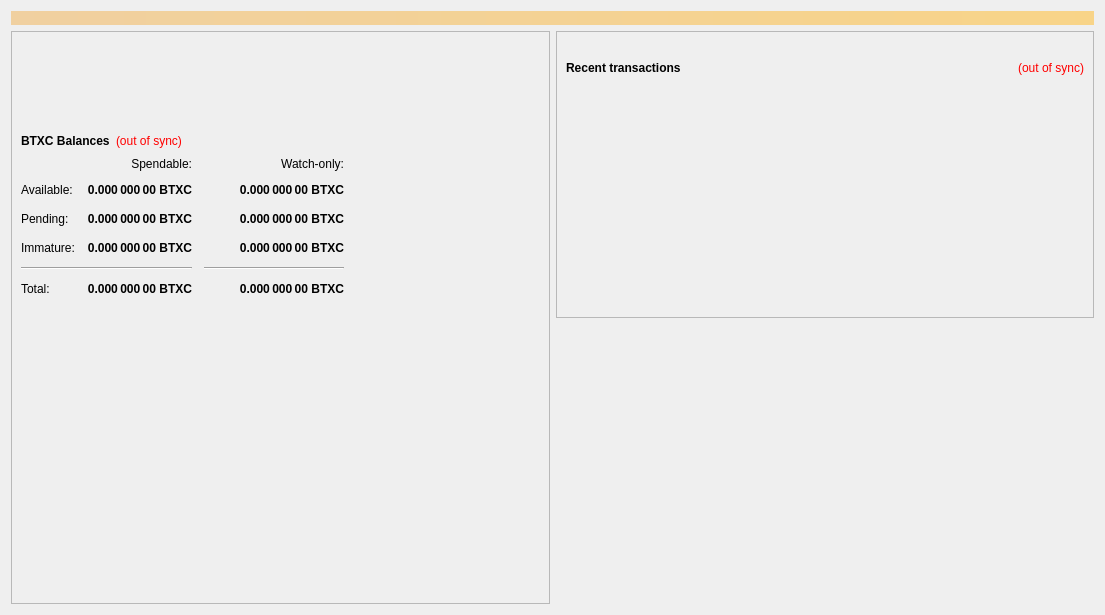
This is src/qt/forms/overviewpage.ui in bettexproject/bettexcoin as Qt 5 draws it before an edit. The edited form follows.
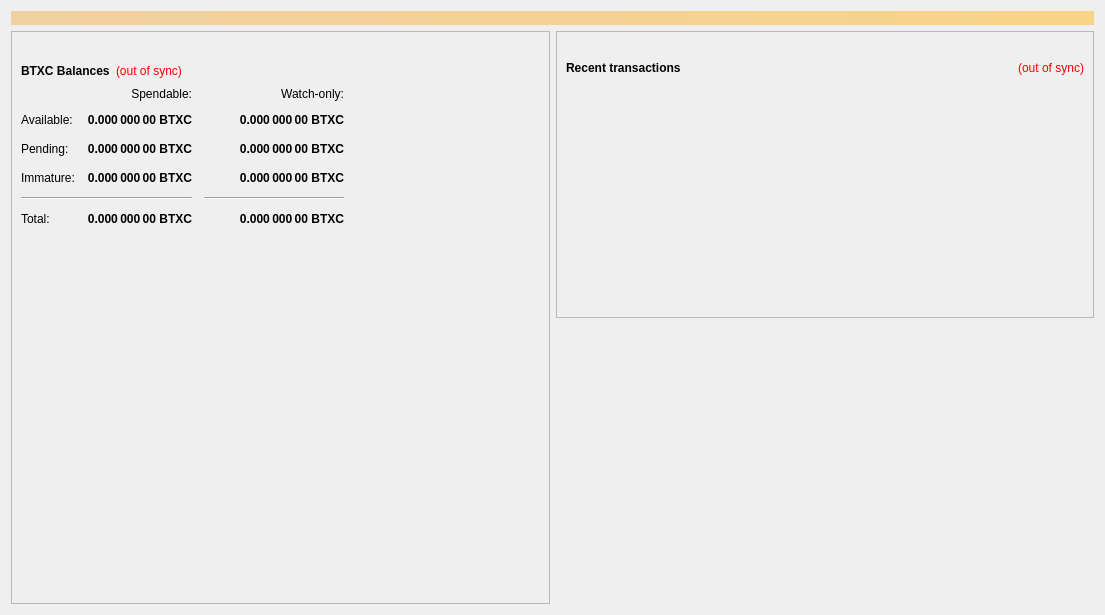
This is the edited form.

Diff of the .ui file:
```diff
--- a/src/qt/forms/overviewpage.ui
+++ b/src/qt/forms/overviewpage.ui
@@ -60,7 +60,7 @@
             <property name="sizeHint" stdset="0">
              <size>
               <width>20</width>
-              <height>90</height>
+              <height>20</height>
              </size>
             </property>
            </spacer>
```
